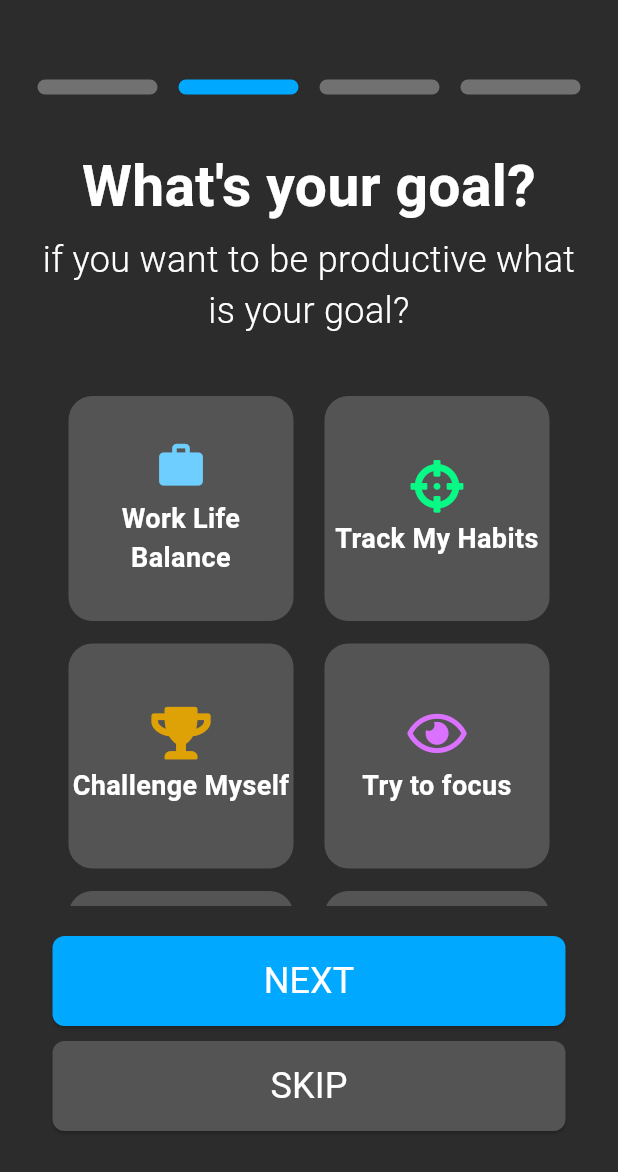
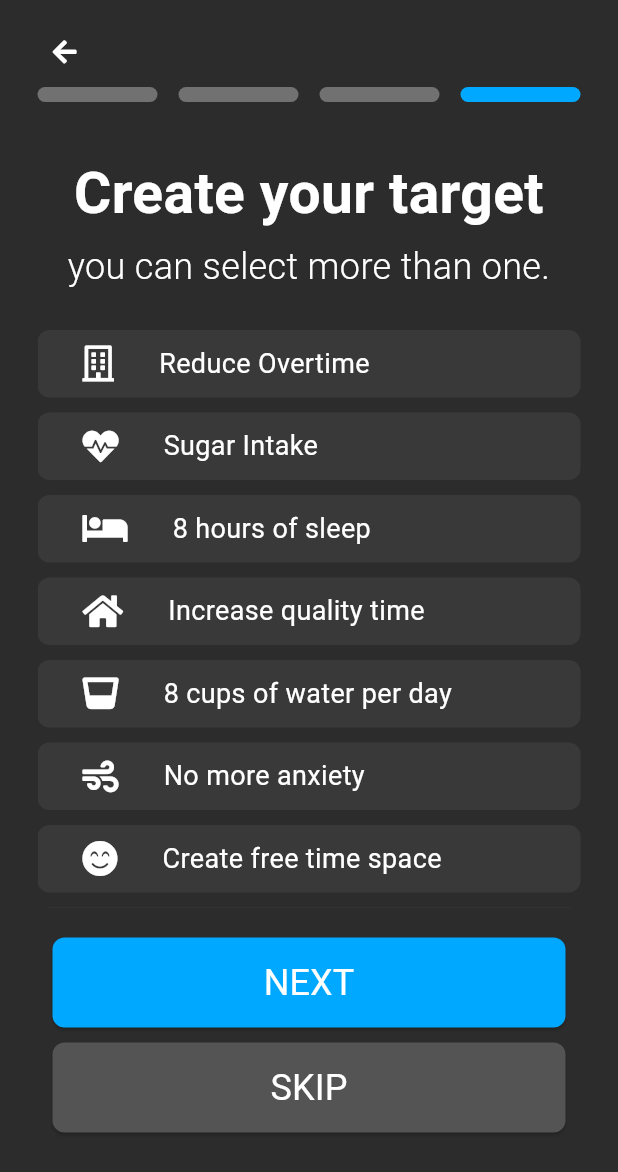
Before and after one commit to diandrakina/selamat_application, a Flutter app: the screen it shows after launch, on a phone screen of 412 x 824 dp. Shown: the top 1172 px of the screen. Run offline on Flutter 3.47's test engine with Material 3 defaults, Android fonts, the phone set to English and light mode, and no system bars; our stand-ins replace cached_network_image, flutter_svg, font_awesome_flutter, numberpicker; missing offline and left inert: dart:js; Roboto replaces fonts that are missing (SamsungSans).

Commit message:
Diandra - Question Page

```diff
--- a/lib/main.dart
+++ b/lib/main.dart
@@ -57,7 +57,7 @@ class MyApp extends StatelessWidget {
       // home: CreatePasswordPage(),
       // home: WelcomePage(),
       // home: AskQuestion()
-      home: GoalQuestionPage(),
+      home: TargetQuestionPage(),
 
       // home: CompleteProfile(),
     );
--- a/lib/pages/question_page/endUpQuestionPage.dart
+++ b/lib/pages/question_page/endUpQuestionPage.dart
@@ -1,4 +1,5 @@
 import 'package:flutter/material.dart';
+import 'package:font_awesome_flutter/font_awesome_flutter.dart';
 import 'package:numberpicker/numberpicker.dart';
 import 'package:selamat_application/styles/styles.dart';
 import 'package:selamat_application/widget/customElevatedButton.dart';
@@ -24,9 +25,7 @@ class _EndUpQuestionPageState extends State<EndUpQuestionPage> {
           padding: EdgeInsets.symmetric(horizontal: 25, vertical: 15),
           child: Column(
             children: [
-              SizedBox(
-                height: 38,
-              ),
+              _buildAppBar(context),
               Row(
                 mainAxisAlignment: MainAxisAlignment.spaceBetween,
                 children: [
@@ -193,4 +192,23 @@ class _EndUpQuestionPageState extends State<EndUpQuestionPage> {
       buttonStyle: CustomButtonStyles.buttonNotSure,
     );
   }
+
+  Widget _buildAppBar(BuildContext context) {
+    return Container(
+      alignment: Alignment.centerLeft,
+      margin: EdgeInsets.only(left: 5, bottom: 5),
+      height: 38,
+      // color: Colors.amber,
+      child: IconButton(
+        iconSize: 18,
+        icon: Icon(
+          FontAwesomeIcons.arrowLeft,
+          color: AppColors.white,
+        ),
+        onPressed: () {},
+        alignment: Alignment.centerLeft,
+        padding: EdgeInsets.only(left: 0),
+      ),
+    );
+  }
 }
--- a/lib/pages/question_page/goalsQuestionPage.dart
+++ b/lib/pages/question_page/goalsQuestionPage.dart
@@ -23,9 +23,10 @@ class _GoalQuestionPageState extends State<GoalQuestionPage> {
           padding: EdgeInsets.symmetric(horizontal: 25, vertical: 15),
           child: Column(
             children: [
-              SizedBox(
-                height: 38,
-              ),
+              // SizedBox(
+              //   height: 38,
+              // ),
+              _buildAppBar(context),
               Row(
                 mainAxisAlignment: MainAxisAlignment.spaceBetween,
                 children: [
@@ -131,7 +132,7 @@ class _GoalQuestionPageState extends State<GoalQuestionPage> {
               CustomBoxGoals(
                   icon: FontAwesomeIcons.trophy,
                   text: "Challenge Myself",
-                  colorIcon: AppColors.starYellow),
+                  colorIcon: AppColors.successStreak),
               CustomBoxGoals(
                   icon: FontAwesomeIcons.eye,
                   text: "Try to focus",
@@ -178,4 +179,23 @@ class _GoalQuestionPageState extends State<GoalQuestionPage> {
       buttonStyle: CustomButtonStyles.buttonNotSure,
     );
   }
+
+  Widget _buildAppBar(BuildContext context) {
+    return Container(
+      alignment: Alignment.centerLeft,
+      margin: EdgeInsets.only(left: 5, bottom: 5),
+      height: 38,
+      // color: Colors.amber,
+      child: IconButton(
+        iconSize: 18,
+        icon: Icon(
+          FontAwesomeIcons.arrowLeft,
+          color: AppColors.white,
+        ),
+        onPressed: () {},
+        alignment: Alignment.centerLeft,
+        padding: EdgeInsets.only(left: 0),
+      ),
+    );
+  }
 }
--- a/lib/pages/question_page/startUpQuestionPage.dart
+++ b/lib/pages/question_page/startUpQuestionPage.dart
@@ -1,4 +1,5 @@
 import 'package:flutter/material.dart';
+import 'package:font_awesome_flutter/font_awesome_flutter.dart';
 import 'package:numberpicker/numberpicker.dart';
 import 'package:selamat_application/styles/styles.dart';
 import 'package:selamat_application/widget/customElevatedButton.dart';
@@ -24,9 +25,7 @@ class _StartUpQuestionPageState extends State<StartUpQuestionPage> {
           padding: EdgeInsets.symmetric(horizontal: 25, vertical: 15),
           child: Column(
             children: [
-              SizedBox(
-                height: 38,
-              ),
+              _buildAppBar(context),
               Row(
                 mainAxisAlignment: MainAxisAlignment.spaceBetween,
                 children: [
@@ -193,4 +192,23 @@ class _StartUpQuestionPageState extends State<StartUpQuestionPage> {
       buttonStyle: CustomButtonStyles.buttonNotSure,
     );
   }
+
+  Widget _buildAppBar(BuildContext context) {
+    return Container(
+      alignment: Alignment.centerLeft,
+      margin: EdgeInsets.only(left: 5, bottom: 5),
+      height: 38,
+      // color: Colors.amber,
+      child: IconButton(
+        iconSize: 18,
+        icon: Icon(
+          FontAwesomeIcons.arrowLeft,
+          color: AppColors.white,
+        ),
+        onPressed: () {},
+        alignment: Alignment.centerLeft,
+        padding: EdgeInsets.only(left: 0),
+      ),
+    );
+  }
 }
--- a/lib/pages/question_page/targetQuestionPage.dart
+++ b/lib/pages/question_page/targetQuestionPage.dart
@@ -0,0 +1,192 @@
+import 'package:flutter/material.dart';
+import 'package:font_awesome_flutter/font_awesome_flutter.dart';
+import 'package:selamat_application/styles/styles.dart';
+import 'package:selamat_application/widget/customElevatedButton.dart';
+
+import 'package:selamat_application/widget/customBoxTarget.dart';
+
+class TargetQuestionPage extends StatefulWidget {
+  const TargetQuestionPage({super.key});
+
+  @override
+  State<TargetQuestionPage> createState() => _TargetQuestionPageState();
+}
+
+class _TargetQuestionPageState extends State<TargetQuestionPage> {
+  @override
+  Widget build(BuildContext context) {
+    return SafeArea(
+      child: Scaffold(
+        resizeToAvoidBottomInset: false,
+        body: Container(
+          width: double.maxFinite,
+          padding: EdgeInsets.symmetric(horizontal: 25, vertical: 15),
+          child: Column(
+            children: [
+              // SizedBox(
+              //   height: 38,
+              // ),
+              _buildAppBar(context),
+              Row(
+                mainAxisAlignment: MainAxisAlignment.spaceBetween,
+                children: [
+                  Container(
+                    height: 10,
+                    width: 80,
+                    decoration: BoxDecoration(
+                        borderRadius: BorderRadius.circular(6.0),
+                        color: AppColors.inactive),
+                  ),
+                  Container(
+                    height: 10,
+                    width: 80,
+                    decoration: BoxDecoration(
+                        borderRadius: BorderRadius.circular(6.0),
+                        color: AppColors.inactive),
+                  ),
+                  Container(
+                    height: 10,
+                    width: 80,
+                    decoration: BoxDecoration(
+                        borderRadius: BorderRadius.circular(6.0),
+                        color: AppColors.inactive),
+                  ),
+                  Container(
+                    height: 10,
+                    width: 80,
+                    decoration: BoxDecoration(
+                        borderRadius: BorderRadius.circular(6.0),
+                        color: AppColors.baseColor),
+                  ),
+                ],
+              ),
+              SizedBox(
+                height: 34,
+              ),
+              Text(
+                "Create your target",
+                maxLines: 1,
+                // overflow: TextOverflow.ellipsis,
+                textAlign: TextAlign.center,
+                style: TextStyles.GR_38_bold,
+              ),
+              SizedBox(
+                height: 5,
+              ),
+              Text(
+                "you can select more than one.",
+                maxLines: 2,
+                textAlign: TextAlign.center,
+                style: TextStyles.GR_24_light,
+              ),
+              SizedBox(
+                height: 25,
+              ),
+              // _yourTarget(context),
+              Container(
+                  height: 385,
+                  child: SingleChildScrollView(
+                    child: _yourTarget(context),
+                  )),
+
+              SizedBox(
+                height: 20,
+              ),
+              _buttonNext(context),
+              SizedBox(
+                height: 10,
+              ),
+              _buttonSkip(context)
+            ],
+          ),
+        ),
+      ),
+    );
+  }
+
+  Widget _yourTarget(BuildContext context) {
+    return Container(
+      child: Column(
+        mainAxisAlignment: MainAxisAlignment.spaceEvenly,
+        children: [
+          CustomBoxTarget(
+              icon: FontAwesomeIcons.building, text: "Reduce Overtime"),
+          SizedBox(
+            height: 10,
+          ),
+          CustomBoxTarget(
+              icon: FontAwesomeIcons.heartbeat, text: "Sugar Intake"),
+          SizedBox(
+            height: 10,
+          ),
+          CustomBoxTarget(icon: FontAwesomeIcons.bed, text: "8 hours of sleep"),
+          SizedBox(
+            height: 10,
+          ),
+          CustomBoxTarget(
+              icon: FontAwesomeIcons.home, text: "Increase quality time"),
+          SizedBox(
+            height: 10,
+          ),
+          CustomBoxTarget(
+              icon: FontAwesomeIcons.glassWhiskey,
+              text: "8 cups of water per day"),
+          SizedBox(
+            height: 10,
+          ),
+          CustomBoxTarget(icon: FontAwesomeIcons.wind, text: "No more anxiety"),
+          SizedBox(
+            height: 10,
+          ),
+          CustomBoxTarget(
+              icon: FontAwesomeIcons.solidSmileBeam,
+              text: "Create free time space"),
+          SizedBox(
+            height: 10,
+          ),
+          CustomBoxTarget(
+              icon: FontAwesomeIcons.dumbbell, text: "Exercise more"),
+        ],
+      ),
+    );
+  }
+
+  Widget _buttonNext(BuildContext context) {
+    return CustomElevatedButton(
+      text: 'NEXT',
+      buttonTextStyle: TextStyles.medium_24,
+      height: 60,
+      margin: EdgeInsets.symmetric(horizontal: 10),
+      buttonStyle: CustomButtonStyles.buttonBlue,
+    );
+  }
+
+  Widget _buttonSkip(BuildContext context) {
+    return CustomElevatedButton(
+      text: 'SKIP',
+      buttonTextStyle: TextStyles.medium_24,
+      height: 60,
+      margin: EdgeInsets.symmetric(horizontal: 10),
+      buttonStyle: CustomButtonStyles.buttonNotSure,
+    );
+  }
+
+  Widget _buildAppBar(BuildContext context) {
+    return Container(
+      alignment: Alignment.centerLeft,
+      margin: EdgeInsets.only(left: 5, bottom: 5),
+      height: 38,
+      // color: Colors.amber,
+      child: IconButton(
+        iconSize: 18,
+        icon: Icon(
+          FontAwesomeIcons.arrowLeft,
+          color: AppColors.white,
+        ),
+        onPressed: () {},
+        alignment: Alignment.centerLeft,
+        padding: EdgeInsets.only(left: 0),
+      ),
+    );
+  }
+}
--- /dev/null
+++ b/lib/widget/customBoxTarget.dart
@@ -0,0 +1,56 @@
+import 'package:flutter/material.dart';
+import 'package:font_awesome_flutter/font_awesome_flutter.dart';
+import 'package:selamat_application/styles/styles.dart';
+
+class CustomBoxTarget extends StatefulWidget {
+  final IconData icon;
+  final String text;
+
+  const CustomBoxTarget({
+    Key? key,
+    required this.icon,
+    required this.text,
+  }) : super(key: key);
+
+  @override
+  _CustomBoxTargetState createState() => _CustomBoxTargetState();
+}
+
+class _CustomBoxTargetState extends State<CustomBoxTarget> {
+  bool _isClicked = false;
+
+  @override
+  Widget build(BuildContext context) {
+    return GestureDetector(
+      onTap: () {
+        setState(() {
+          _isClicked = !_isClicked;
+        });
+      },
+      child: Container(
+        width: 370,
+        height: 45,
+        decoration: BoxDecoration(
+            color: _isClicked ? AppColors.baseColor : AppColors.darkModeCard,
+            borderRadius: BorderRadius.circular(8)),
+        child: Row(
+          mainAxisAlignment: MainAxisAlignment.start,
+          children: [
+            SizedBox(width: 30),
+            FaIcon(
+              widget.icon,
+              size: 24,
+              color: _isClicked ? Colors.white : Colors.white,
+            ),
+            SizedBox(width: 30),
+            Text(
+              widget.text,
+              style: TextStyles.regular_18,
+              textAlign: TextAlign.left,
+            ),
+          ],
+        ),
+      ),
+    );
+  }
+}
```
